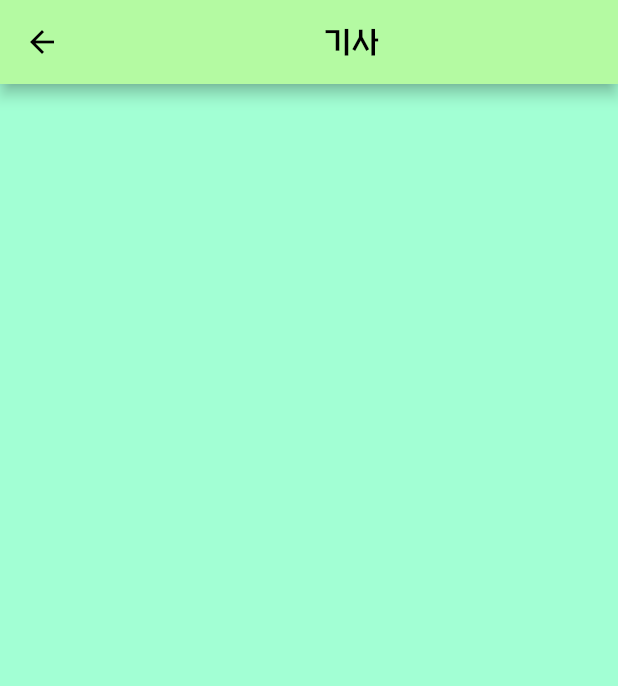
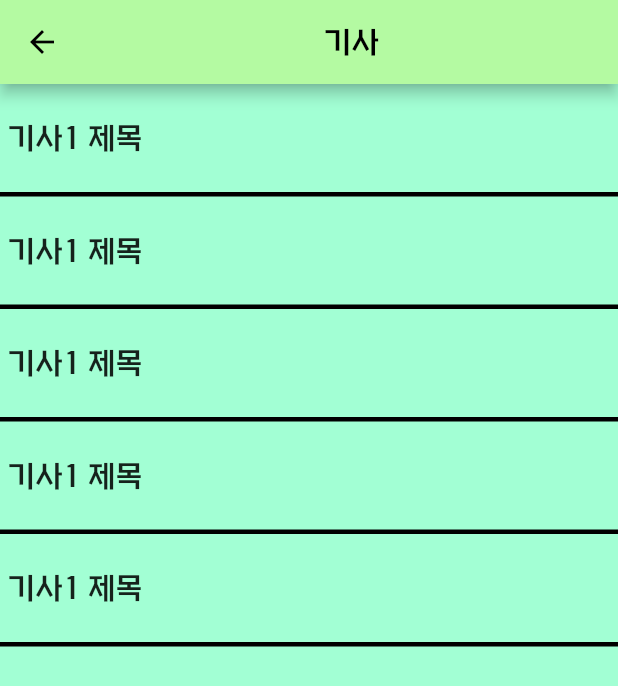
Before and after one commit to jithhuP/PowerBall, a Flutter app: the screen it shows after launch, after a tap on "기사", on a phone screen of 412 x 824 dp. Shown: the top 686 px of the screen. Run offline on Flutter 3.47's test engine with Material 2 defaults, Android fonts, the light colour scheme and no system bars; our stand-ins replace fl_chart, syncfusion_flutter_charts, timer_builder.

Commit message:
기사 외부 브라우저 오픈 기능 구현

```diff
--- a/lib/custom_widget.dart
+++ b/lib/custom_widget.dart
@@ -1,4 +1,5 @@
 import 'package:flutter/material.dart';
+import 'package:url_launcher/url_launcher.dart';
 
 // 최하단 메뉴 4개 버튼 Class
 class icon_button extends StatelessWidget {
@@ -211,3 +212,39 @@ class LottoBall extends StatelessWidget {
     );
   }
 }
+
+class LinkArticle extends StatelessWidget {
+  const LinkArticle({
+    super.key,
+  });
+
+  @override
+  Widget build(BuildContext context) {
+    return GestureDetector(
+      onTap: () => launchUrl(
+        Uri.parse('https://www.lotto.co.kr/article/list/AC01'),
+      ),
+      child: Container(
+        alignment: Alignment.centerLeft,
+        width: double.infinity,
+        height: 75.0,
+        decoration: const BoxDecoration(
+          border: Border(
+            bottom: BorderSide(width: 3.0),
+          ),
+        ),
+        child: const Padding(
+          padding: EdgeInsets.all(5.0),
+          child: Text(
+            "기사1 제목",
+            textAlign: TextAlign.left,
+            style: TextStyle(
+              fontFamily: 'KBOGothic',
+              fontSize: 20.0,
+            ),
+          ),
+        ),
+      ),
+    );
+  }
+}
--- a/lib/report_screen.dart
+++ b/lib/report_screen.dart
@@ -1,4 +1,5 @@
 import 'package:flutter/material.dart';
+import 'package:practice/custom_widget.dart';
 import 'package:practice/main.dart';
 
 class ReportScreen extends StatelessWidget {
@@ -29,6 +30,11 @@ class ReportScreen extends StatelessWidget {
           ],
         ),
       ),
+      body: Column(
+        children: [
+          for (int i = 0; i < 5; i++) const LinkArticle(),
+        ],
+      ),
     );
   }
 }
```
